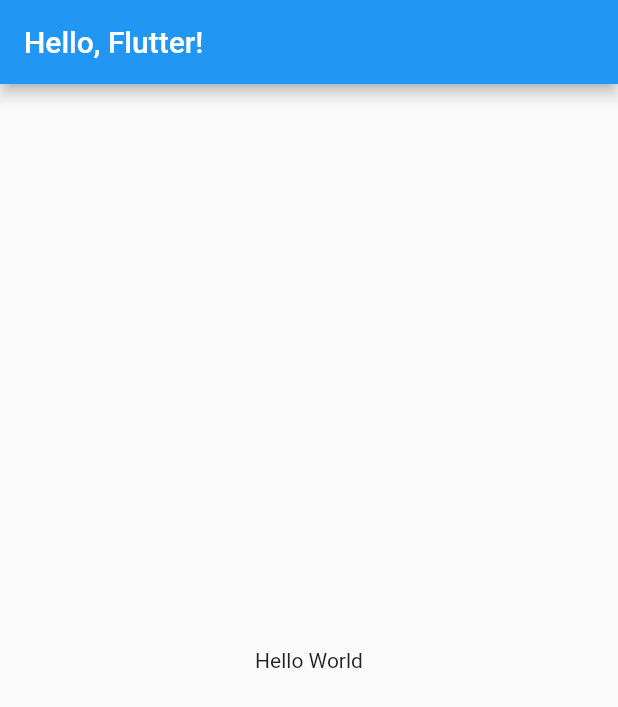
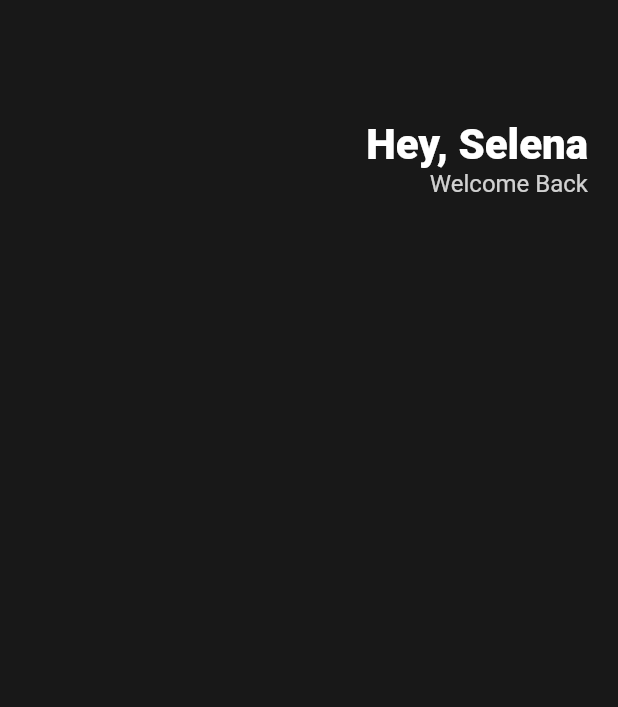
Before and after one commit to dev-hannahk/flutter-apps, a Flutter app: the screen it shows after launch, on a phone screen of 412 x 824 dp. Shown: the top 707 px of the screen. Run offline on Flutter 3.47's test engine with Material 2 defaults, Android fonts, the phone set to English and light mode, and no system bars.

Commit message:
Create Custom Header

```diff
--- a/toonflix/lib/main.dart
+++ b/toonflix/lib/main.dart
@@ -11,15 +11,43 @@ class App extends StatelessWidget {
   Widget build(BuildContext context) {
     // root must choose material or cupertino(ios)
     return MaterialApp(
-      // Scaffold is widget whic has nice structure and screen
-      home: Scaffold(
-        appBar: AppBar(
-          title: Text("Hello, Flutter!"),
-        ),
-        body: Center(
-          child: Text("Hello World"),
-        ),
-      ),
-    );
+        // Scaffold is widget whic has nice structure and screen
+        home: Scaffold(
+      backgroundColor: Color(0xFF181818),
+      body: Padding(
+          padding: EdgeInsets.symmetric(
+            horizontal: 20,
+          ),
+          child: Column(
+            children: [
+              Row(
+                mainAxisAlignment: MainAxisAlignment.end,
+                children: [
+                  Column(
+                    crossAxisAlignment: CrossAxisAlignment.end,
+                    children: [
+                      SizedBox(
+                        height: 80,
+                      ),
+                      Text(
+                        'Hey, Selena',
+                        style: TextStyle(
+                          color: Colors.white,
+                          fontSize: 28,
+                          fontWeight: FontWeight.w800,
+                        ),
+                      ),
+                      Text(
+                        'Welcome Back',
+                        style: TextStyle(
+                            color: Colors.white.withOpacity(0.8), fontSize: 16),
+                      ),
+                    ],
+                  )
+                ],
+              )
+            ],
+          )),
+    ));
   }
 }
```
